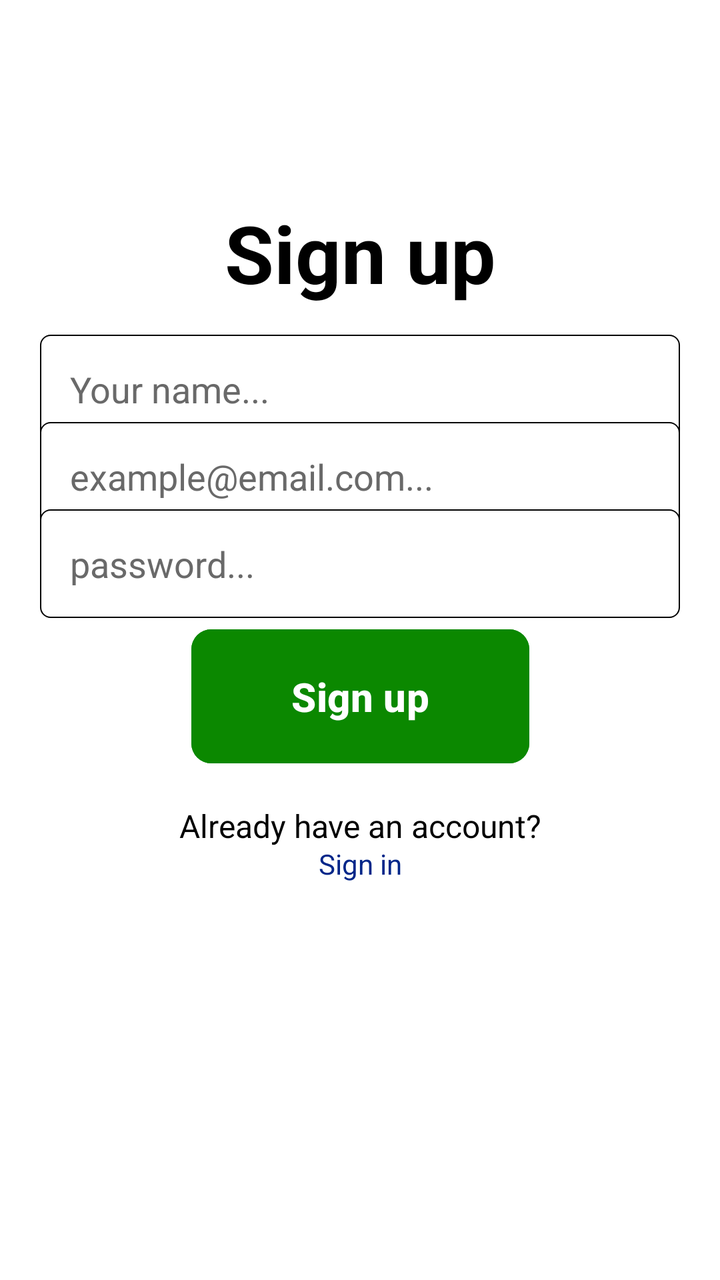
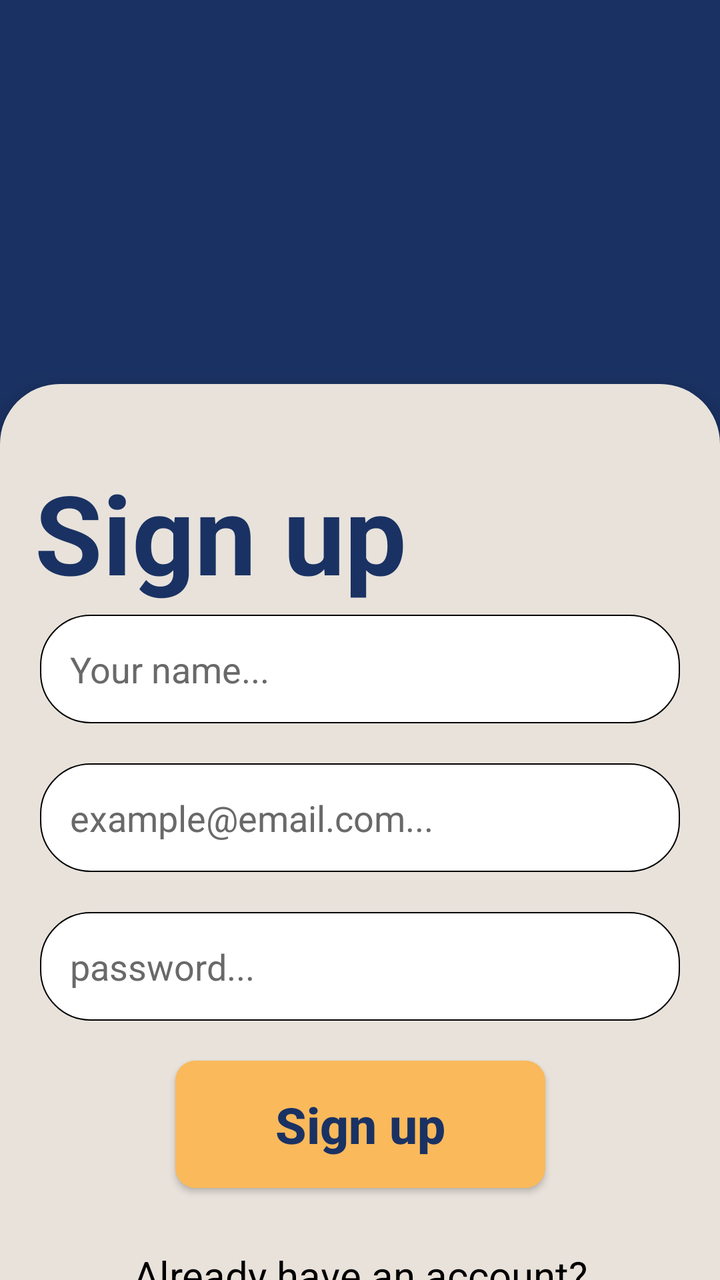

Compare the two renders of this Android layout. The source of the first and the diff that turns it into the second are given below.
<!-- AndroidManifest.xml: application theme Theme.NChat -->
<!-- res/layout/activity_signup.xml -->
<?xml version="1.0" encoding="utf-8"?>
<androidx.constraintlayout.widget.ConstraintLayout xmlns:android="http://schemas.android.com/apk/res/android"
    xmlns:app="http://schemas.android.com/apk/res-auto"
    xmlns:tools="http://schemas.android.com/tools"
    android:id="@+id/main"
    android:layout_width="match_parent"
    android:layout_height="match_parent"
    android:background="@color/white"
    tools:context=".SignupActivity">


    <TextView
        android:layout_width="wrap_content"
        android:layout_height="wrap_content"
        android:text="Sign up"
        android:textColor="@color/black"
        android:textSize="40sp"
        android:textStyle="bold"
        app:layout_constraintBottom_toBottomOf="parent"
        app:layout_constraintEnd_toEndOf="parent"
        app:layout_constraintStart_toStartOf="parent"
        app:layout_constraintTop_toTopOf="parent"
        app:layout_constraintVertical_bias="0.17" />

    <EditText
        android:id="@+id/nameEditText"
        android:layout_width="match_parent"
        android:layout_height="wrap_content"
        android:layout_margin="20dp"
        android:background="@drawable/edittext_background"
        android:hint="Your name..."
        android:padding="15dp"
        android:textColor="@color/black"
        android:textColorHint="#696969"
        app:layout_constraintBottom_toBottomOf="parent"
        app:layout_constraintEnd_toEndOf="parent"
        app:layout_constraintStart_toStartOf="parent"
        app:layout_constraintTop_toTopOf="parent"
        app:layout_constraintVertical_bias="0.27" />

    <EditText
        android:id="@+id/emailEditText"
        android:layout_width="match_parent"
        android:layout_height="wrap_content"
        android:layout_margin="20dp"
        android:background="@drawable/edittext_background"
        android:hint="example@email.com..."
        android:padding="15dp"
        android:textColor="@color/black"
        android:textColorHint="#696969"
        app:layout_constraintBottom_toBottomOf="parent"
        app:layout_constraintEnd_toEndOf="parent"
        app:layout_constraintStart_toStartOf="parent"
        app:layout_constraintTop_toTopOf="parent"
        app:layout_constraintVertical_bias="0.35" />

    <EditText
        android:id="@+id/passwordEditText"
        android:layout_width="match_parent"
        android:layout_height="wrap_content"
        android:layout_margin="20dp"
        android:background="@drawable/edittext_background"
        android:hint="password..."
        android:padding="15dp"
        android:textColor="@color/black"
        android:textColorHint="#696969"
        app:layout_constraintBottom_toBottomOf="parent"
        app:layout_constraintEnd_toEndOf="parent"
        app:layout_constraintStart_toStartOf="parent"
        app:layout_constraintTop_toTopOf="parent"
        app:layout_constraintVertical_bias="0.43" />

    <Button
        android:id="@+id/signUpButton"
        android:layout_width="wrap_content"
        android:layout_height="wrap_content"
        android:backgroundTint="#0B8800"
        android:paddingHorizontal="50dp"
        android:paddingVertical="20dp"
        android:text="Sign up"
        android:textAllCaps="false"
        android:textColor="@color/white"
        android:textSize="20sp"
        android:textStyle="bold"
        app:cornerRadius="10dp"
        app:layout_constraintBottom_toBottomOf="parent"
        app:layout_constraintEnd_toEndOf="parent"
        app:layout_constraintStart_toStartOf="parent"
        app:layout_constraintTop_toTopOf="parent"
        app:layout_constraintVertical_bias="0.55" />

    <TextView
        android:layout_width="wrap_content"
        android:layout_height="wrap_content"
        android:text="Already have an account?"
        android:textColor="@color/black"
        android:textSize="16sp"
        app:layout_constraintBottom_toBottomOf="parent"
        app:layout_constraintEnd_toEndOf="parent"
        app:layout_constraintStart_toStartOf="parent"
        app:layout_constraintTop_toTopOf="parent"
        app:layout_constraintVertical_bias="0.65"
        />

    <TextView
        android:id="@+id/signInTextView"
        android:layout_width="wrap_content"
        android:layout_height="wrap_content"
        android:text="Sign in"
        android:textColor="#002689"
        app:layout_constraintStart_toStartOf="parent"
        app:layout_constraintEnd_toEndOf="parent"
        app:layout_constraintTop_toTopOf="parent"
        app:layout_constraintBottom_toBottomOf="parent"
        app:layout_constraintVertical_bias="0.68"
        />

</androidx.constraintlayout.widget.ConstraintLayout>
<!-- resources referenced by this layout -->
<resources>
  <color name="black">#FF000000</color>
  <color name="white">#FFFFFFFF</color>
  <!-- drawable edittext_background (drawable) -->
  <?xml version="1.0" encoding="utf-8"?>
  <shape xmlns:android="http://schemas.android.com/apk/res/android">
      <solid android:color="#FFFFFF" />
      <corners android:radius="5dp" />
      <stroke
          android:width="0.5dp"
          android:color="@color/black" />
  </shape>
  <style name="Theme.NChat" parent="Base.Theme.NChat" />
  <style name="Base.Theme.NChat" parent="Theme.Material3.DayNight.NoActionBar">
          
          
      </style>
</resources>

<!-- the commit's change to res/layout/activity_signup.xml (unified diff, before → after) -->
@@ -5,114 +5,126 @@
     android:id="@+id/main"
     android:layout_width="match_parent"
     android:layout_height="match_parent"
-    android:background="@color/white"
+    android:background="@color/primary_colour"
+    android:fitsSystemWindows="true"
     tools:context=".SignupActivity">
 
-
-    <TextView
-        android:layout_width="wrap_content"
-        android:layout_height="wrap_content"
-        android:text="Sign up"
-        android:textColor="@color/black"
-        android:textSize="40sp"
-        android:textStyle="bold"
+    <androidx.constraintlayout.widget.ConstraintLayout
+        android:layout_width="match_parent"
+        android:layout_height="0dp"
+        android:background="@drawable/top_curved_container_background"
         app:layout_constraintBottom_toBottomOf="parent"
         app:layout_constraintEnd_toEndOf="parent"
+        app:layout_constraintHeight_percent="0.7"
         app:layout_constraintStart_toStartOf="parent"
-        app:layout_constraintTop_toTopOf="parent"
-        app:layout_constraintVertical_bias="0.17" />
+        android:elevation="8dp"
+        >
 
-    <EditText
-        android:id="@+id/nameEditText"
-        android:layout_width="match_parent"
-        android:layout_height="wrap_content"
-        android:layout_margin="20dp"
-        android:background="@drawable/edittext_background"
-        android:hint="Your name..."
-        android:padding="15dp"
-        android:textColor="@color/black"
-        android:textColorHint="#696969"
-        app:layout_constraintBottom_toBottomOf="parent"
-        app:layout_constraintEnd_toEndOf="parent"
-        app:layout_constraintStart_toStartOf="parent"
-        app:layout_constraintTop_toTopOf="parent"
-        app:layout_constraintVertical_bias="0.27" />
 
-    <EditText
-        android:id="@+id/emailEditText"
-        android:layout_width="match_parent"
-        android:layout_height="wrap_content"
-        android:layout_margin="20dp"
-        android:background="@drawable/edittext_background"
-        android:hint="example@email.com..."
-        android:padding="15dp"
-        android:textColor="@color/black"
-        android:textColorHint="#696969"
-        app:layout_constraintBottom_toBottomOf="parent"
-        app:layout_constraintEnd_toEndOf="parent"
-        app:layout_constraintStart_toStartOf="parent"
-        app:layout_constraintTop_toTopOf="parent"
-        app:layout_constraintVertical_bias="0.35" />
+        <TextView
+            android:layout_width="wrap_content"
+            android:layout_height="wrap_content"
+            android:text="Sign up"
+            android:textColor="@color/primary_colour"
+            android:textSize="55sp"
+            android:textStyle="bold"
+            app:layout_constraintBottom_toBottomOf="parent"
+            app:layout_constraintEnd_toEndOf="parent"
+            app:layout_constraintStart_toStartOf="parent"
+            app:layout_constraintTop_toTopOf="parent"
+            app:layout_constraintVertical_bias="0.1"
+            app:layout_constraintHorizontal_bias="0.1"
+            />
 
-    <EditText
-        android:id="@+id/passwordEditText"
-        android:layout_width="match_parent"
-        android:layout_height="wrap_content"
-        android:layout_margin="20dp"
-        android:background="@drawable/edittext_background"
-        android:hint="password..."
-        android:padding="15dp"
-        android:textColor="@color/black"
-        android:textColorHint="#696969"
-        app:layout_constraintBottom_toBottomOf="parent"
-        app:layout_constraintEnd_toEndOf="parent"
-        app:layout_constraintStart_toStartOf="parent"
-        app:layout_constraintTop_toTopOf="parent"
-        app:layout_constraintVertical_bias="0.43" />
+        <EditText
+            android:id="@+id/nameEditText"
+            android:layout_width="match_parent"
+            android:layout_height="wrap_content"
+            android:layout_margin="20dp"
+            android:background="@drawable/edittext_background"
+            android:hint="Your name..."
+            android:padding="15dp"
+            android:textColor="@color/black"
+            android:textColorHint="#696969"
+            app:layout_constraintBottom_toBottomOf="parent"
+            app:layout_constraintEnd_toEndOf="parent"
+            app:layout_constraintStart_toStartOf="parent"
+            app:layout_constraintTop_toTopOf="parent"
+            app:layout_constraintVertical_bias="0.27" />
 
-    <Button
-        android:id="@+id/signUpButton"
-        android:layout_width="wrap_content"
-        android:layout_height="wrap_content"
-        android:backgroundTint="#0B8800"
-        android:paddingHorizontal="50dp"
-        android:paddingVertical="20dp"
-        android:text="Sign up"
-        android:textAllCaps="false"
-        android:textColor="@color/white"
-        android:textSize="20sp"
-        android:textStyle="bold"
-        app:cornerRadius="10dp"
-        app:layout_constraintBottom_toBottomOf="parent"
-        app:layout_constraintEnd_toEndOf="parent"
-        app:layout_constraintStart_toStartOf="parent"
-        app:layout_constraintTop_toTopOf="parent"
-        app:layout_constraintVertical_bias="0.55" />
+        <EditText
+            android:id="@+id/emailEditText"
+            android:layout_width="match_parent"
+            android:layout_height="wrap_content"
+            android:layout_margin="20dp"
+            android:background="@drawable/edittext_background"
+            android:hint="example@email.com..."
+            android:padding="15dp"
+            android:textColor="@color/black"
+            android:textColorHint="#696969"
+            app:layout_constraintEnd_toEndOf="parent"
+            app:layout_constraintStart_toStartOf="parent"
+            app:layout_constraintTop_toBottomOf="@id/nameEditText" />
 
-    <TextView
-        android:layout_width="wrap_content"
-        android:layout_height="wrap_content"
-        android:text="Already have an account?"
-        android:textColor="@color/black"
-        android:textSize="16sp"
-        app:layout_constraintBottom_toBottomOf="parent"
-        app:layout_constraintEnd_toEndOf="parent"
-        app:layout_constraintStart_toStartOf="parent"
-        app:layout_constraintTop_toTopOf="parent"
-        app:layout_constraintVertical_bias="0.65"
-        />
+        <EditText
+            android:id="@+id/passwordEditText"
+            android:layout_width="match_parent"
+            android:layout_height="wrap_content"
+            android:layout_margin="20dp"
+            android:background="@drawable/edittext_background"
+            android:hint="password..."
+            android:padding="15dp"
+            android:textColor="@color/black"
+            android:textColorHint="#696969"
+            app:layout_constraintEnd_toEndOf="parent"
+            app:layout_constraintStart_toStartOf="parent"
+            app:layout_constraintTop_toBottomOf="@id/emailEditText" />
 
-    <TextView
-        android:id="@+id/signInTextView"
-        android:layout_width="wrap_content"
-        android:layout_height="wrap_content"
-        android:text="Sign in"
-        android:textColor="#002689"
-        app:layout_constraintStart_toStartOf="parent"
-        app:layout_constraintEnd_toEndOf="parent"
-        app:layout_constraintTop_toTopOf="parent"
-        app:layout_constraintBottom_toBottomOf="parent"
-        app:layout_constraintVertical_bias="0.68"
-        />
+        <androidx.appcompat.widget.AppCompatButton
+            android:id="@+id/signUpButton"
+            android:layout_width="wrap_content"
+            android:layout_height="wrap_content"
+            android:paddingHorizontal="50dp"
+            android:paddingVertical="15dp"
+            android:text="Sign up"
+            android:textAllCaps="false"
+            android:textColor="@color/primary_colour"
+            android:background="@drawable/button_background"
+            android:textSize="25sp"
+            android:textStyle="bold"
+            app:cornerRadius="10dp"
+            android:layout_margin="20dp"
+            app:layout_constraintEnd_toEndOf="parent"
+            app:layout_constraintStart_toStartOf="parent"
+            app:layout_constraintTop_toBottomOf="@id/passwordEditText" />
+
+        <TextView
+            android:id="@+id/textView"
+            android:layout_width="wrap_content"
+            android:layout_height="wrap_content"
+            android:text="Already have an account?"
+            android:textColor="@color/black"
+            android:textSize="20sp"
+            android:layout_marginVertical="30dp"
+            app:layout_constraintEnd_toEndOf="parent"
+            app:layout_constraintStart_toStartOf="parent"
+            app:layout_constraintTop_toBottomOf="@id/signUpButton" />
+
+        <TextView
+            android:id="@+id/signInTextView"
+            android:layout_width="wrap_content"
+            android:layout_height="wrap_content"
+            android:text="Sign in"
+            android:textColor="@color/primary_colour"
+            android:textSize="22sp"
+            android:textStyle="bold"
+            android:padding="20dp"
+            app:layout_constraintHorizontal_bias="0.65"
+            app:layout_constraintEnd_toEndOf="parent"
+            app:layout_constraintStart_toStartOf="parent"
+            app:layout_constraintTop_toBottomOf="@id/textView" />
+
+    </androidx.constraintlayout.widget.ConstraintLayout>
+
 
 </androidx.constraintlayout.widget.ConstraintLayout>
<!-- resource entries referenced after the edit -->
@@ -1,20 +1,38 @@
 <!-- resources referenced by this layout -->
 <resources>
   <color name="black">#FF000000</color>
-  <color name="white">#FFFFFFFF</color>
+  <color name="primary_colour">#1A3263</color>
+  <!-- drawable button_background (drawable) -->
+  <?xml version="1.0" encoding="utf-8"?>
+  <shape xmlns:android="http://schemas.android.com/apk/res/android"
+      android:shape="rectangle">
+      <solid android:color="@color/CTA_colour" />
+      <corners android:radius="10dp" />
+  </shape>
   <!-- drawable edittext_background (drawable) -->
   <?xml version="1.0" encoding="utf-8"?>
   <shape xmlns:android="http://schemas.android.com/apk/res/android">
       <solid android:color="#FFFFFF" />
-      <corners android:radius="5dp" />
+      <corners android:radius="25dp" />
       <stroke
           android:width="0.5dp"
           android:color="@color/black" />
   </shape>
+  <!-- drawable top_curved_container_background (drawable) -->
+  <?xml version="1.0" encoding="utf-8"?>
+  <shape xmlns:android="http://schemas.android.com/apk/res/android"
+      android:shape="rectangle">
+      <solid android:color="@color/light_colour" />
+      <corners
+          android:topLeftRadius="30dp"
+          android:topRightRadius="30dp" />
+  </shape>
   <style name="Theme.NChat" parent="Base.Theme.NChat" />
+  <color name="CTA_colour">#FAB95B</color>
+  <color name="light_colour">#E8E2DB</color>
   <style name="Base.Theme.NChat" parent="Theme.Material3.DayNight.NoActionBar">
           
-          
+  
       </style>
 </resources>
 
